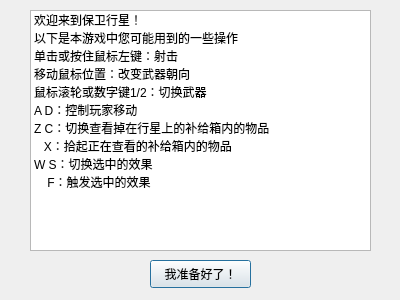
Above: dialog_help.ui from WCIofQMandRA/Protect-the-Planet before the change. Below: the same form after it.
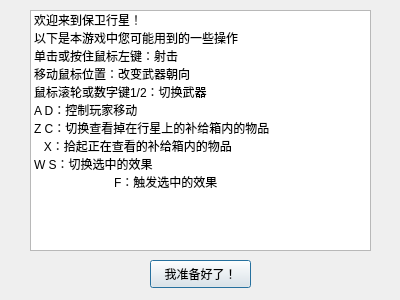
That is the form after the change.

Patch:
```diff
--- a/dialog_help.ui
+++ b/dialog_help.ui
@@ -82,7 +82,7 @@
    </item>
    <item>
     <property name="text">
-     <string>    F：触发选中的效果</string>
+	 <string>	F：触发选中的效果</string>
     </property>
    </item>
   </widget>
```
Lines whose indentation alone changed are shown as unchanged.
